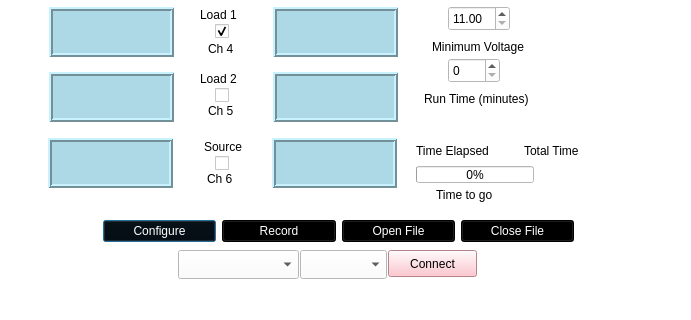
Old version of the form data-acquisition-gui/data-acquisition-main.ui in the repository ksarkies/Data-Acquisition; both pictures show x 0 to 691 and y 330 to 650 of the 691 by 650 pixel window.
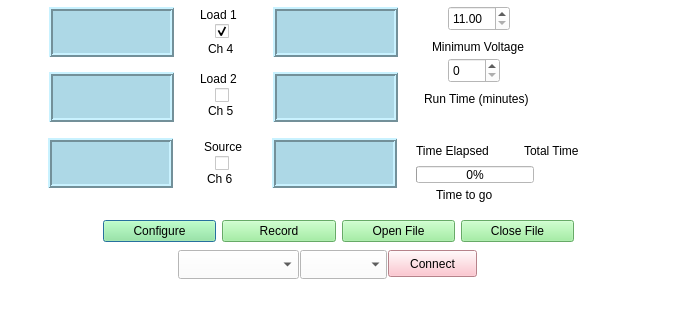
New version of the form.

Commit message: Fix problem where RTC was reset to 0 after hardware reset.

```diff
--- a/data-acquisition-gui/data-acquisition-main.ui
+++ b/data-acquisition-gui/data-acquisition-main.ui
@@ -64,7 +64,7 @@
        <string>&lt;html&gt;&lt;head/&gt;&lt;body&gt;&lt;p&gt;System configuration and advanced configuration choices for algorithms.&lt;/p&gt;&lt;/body&gt;&lt;/html&gt;</string>
       </property>
       <property name="styleSheet">
-       <string notr="true">background-color:black;color:white;</string>
+       <string notr="true">background-color:lightgreen;color:black;</string>
       </property>
       <property name="text">
        <string>Configure</string>
@@ -77,7 +77,7 @@
        <string>&lt;html&gt;&lt;head/&gt;&lt;body&gt;&lt;p&gt;Open or close files on the BMS for recording history, and start and pause recording actions.&lt;/p&gt;&lt;/body&gt;&lt;/html&gt;</string>
       </property>
       <property name="styleSheet">
-       <string notr="true">background-color:black;color:white;</string>
+       <string notr="true">background-color:lightgreen;color:black;</string>
       </property>
       <property name="text">
        <string>Record</string>
@@ -90,7 +90,7 @@
        <string>&lt;html&gt;&lt;head/&gt;&lt;body&gt;&lt;p&gt;Save incoming data to a local file&lt;/p&gt;&lt;/body&gt;&lt;/html&gt;</string>
       </property>
       <property name="styleSheet">
-       <string notr="true">background-color:black;color:white;</string>
+       <string notr="true">background-color:lightgreen;color:black;</string>
       </property>
       <property name="text">
        <string>Open File</string>
@@ -103,7 +103,7 @@
        <string>&lt;html&gt;&lt;head/&gt;&lt;body&gt;&lt;p&gt;Save incoming data to a local file&lt;/p&gt;&lt;/body&gt;&lt;/html&gt;</string>
       </property>
       <property name="styleSheet">
-       <string notr="true">background-color:black;color:white;</string>
+       <string notr="true">background-color:lightgreen;color:black;</string>
       </property>
       <property name="text">
        <string>Close File</string>
```
The commit also changes 1 other file.
